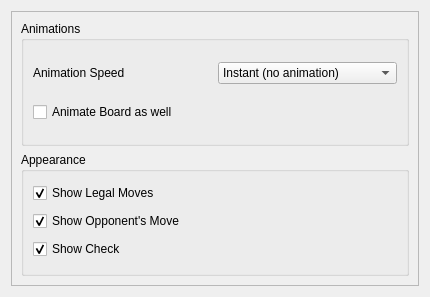
Above: src/prefs_base.ui from KDE/knights before the change. Below: the same form after it.
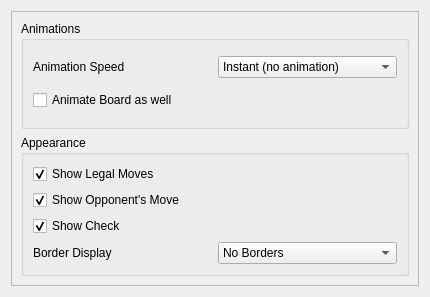
That is the form after the change. Custom widgets are drawn as their Qt base class.

Commit message: Add support for board borders and notation (numbers and letters)

What changed in the file:
```diff
--- a/src/prefs_base.ui
+++ b/src/prefs_base.ui
@@ -73,7 +73,7 @@
          <string>Appearance</string>
         </property>
         <layout class="QGridLayout" name="gridLayout_2">
-         <item row="1" column="0">
+         <item row="1" column="0" colspan="2">
           <widget class="QCheckBox" name="kcfg_showMarker">
            <property name="text">
             <string>Show Legal Moves</string>
@@ -83,7 +83,7 @@
            </property>
           </widget>
          </item>
-         <item row="2" column="0">
+         <item row="2" column="0" colspan="2">
           <widget class="QCheckBox" name="kcfg_showMotion">
            <property name="sizePolicy">
             <sizepolicy hsizetype="Minimum" vsizetype="Fixed">
@@ -99,7 +99,7 @@
            </property>
           </widget>
          </item>
-         <item row="3" column="0">
+         <item row="3" column="0" colspan="2">
           <widget class="QCheckBox" name="kcfg_showDanger">
            <property name="text">
             <string>Show Check</string>
@@ -109,6 +109,32 @@
            </property>
           </widget>
          </item>
+         <item row="4" column="1">
+          <widget class="KComboBox" name="kcfg_borderDisplayType">
+           <item>
+            <property name="text">
+             <string>No Borders</string>
+            </property>
+           </item>
+           <item>
+            <property name="text">
+             <string>Only Borders</string>
+            </property>
+           </item>
+           <item>
+            <property name="text">
+             <string>Borders and Notation</string>
+            </property>
+           </item>
+          </widget>
+         </item>
+         <item row="4" column="0">
+          <widget class="QLabel" name="label">
+           <property name="text">
+            <string>Border Display</string>
+           </property>
+          </widget>
+         </item>
         </layout>
        </widget>
       </item>
```
The commit also changes 4 other files.
